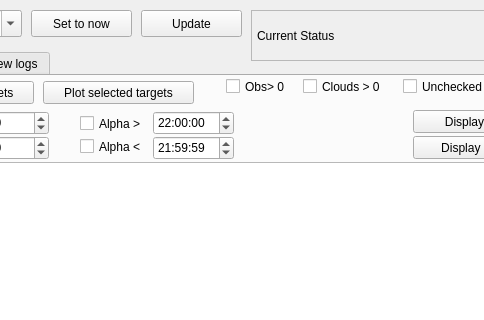
Qt form pouet/design.ui (vbonvin/POUET) before a commit; both pictures show x 289 to 773 and y 0 to 320 of the 1368 by 826 pixel window.
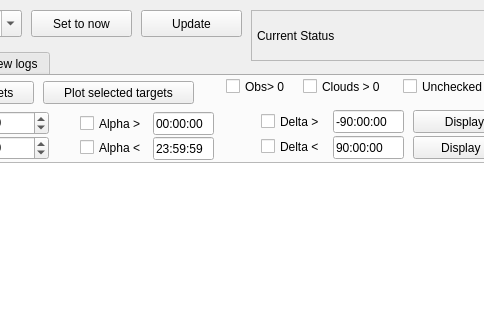
The same form after that commit.

Patch:
```diff
--- a/pouet/design.ui
+++ b/pouet/design.ui
@@ -482,72 +482,6 @@
       <string>Checked</string>
      </property>
     </widget>
-    <widget class="QTimeEdit" name="alphaMinObs">
-     <property name="geometry">
-      <rect>
-       <x>430</x>
-       <y>35</y>
-       <width>81</width>
-       <height>24</height>
-      </rect>
-     </property>
-     <property name="dateTime">
-      <datetime>
-       <hour>22</hour>
-       <minute>0</minute>
-       <second>0</second>
-       <year>1999</year>
-       <month>9</month>
-       <day>29</day>
-      </datetime>
-     </property>
-     <property name="maximumTime">
-      <time>
-       <hour>23</hour>
-       <minute>59</minute>
-       <second>59</second>
-      </time>
-     </property>
-     <property name="minimumTime">
-      <time>
-       <hour>0</hour>
-       <minute>0</minute>
-       <second>0</second>
-      </time>
-     </property>
-     <property name="displayFormat">
-      <string>hh:mm:ss</string>
-     </property>
-     <property name="timeSpec">
-      <enum>Qt::UTC</enum>
-     </property>
-    </widget>
-    <widget class="QTimeEdit" name="alphaMaxObs">
-     <property name="geometry">
-      <rect>
-       <x>430</x>
-       <y>60</y>
-       <width>81</width>
-       <height>24</height>
-      </rect>
-     </property>
-     <property name="dateTime">
-      <datetime>
-       <hour>21</hour>
-       <minute>59</minute>
-       <second>59</second>
-       <year>1999</year>
-       <month>8</month>
-       <day>30</day>
-      </datetime>
-     </property>
-     <property name="displayFormat">
-      <string>hh:mm:ss</string>
-     </property>
-     <property name="timeSpec">
-      <enum>Qt::UTC</enum>
-     </property>
-    </widget>
     <widget class="QCheckBox" name="toggleAlphaMinObs">
      <property name="geometry">
       <rect>
@@ -565,7 +499,7 @@
      <property name="geometry">
       <rect>
        <x>357</x>
-       <y>60</y>
+       <y>61</y>
        <width>71</width>
        <height>21</height>
       </rect>
@@ -574,6 +508,84 @@
       <string>Alpha &lt;</string>
      </property>
     </widget>
+    <widget class="QLineEdit" name="deltaMinObs">
+     <property name="geometry">
+      <rect>
+       <x>610</x>
+       <y>34</y>
+       <width>71</width>
+       <height>23</height>
+      </rect>
+     </property>
+     <property name="text">
+      <string>-90:00:00</string>
+     </property>
+    </widget>
+    <widget class="QLineEdit" name="deltaMaxObs">
+     <property name="geometry">
+      <rect>
+       <x>610</x>
+       <y>60</y>
+       <width>71</width>
+       <height>23</height>
+      </rect>
+     </property>
+     <property name="text">
+      <string>90:00:00</string>
+     </property>
+    </widget>
+    <widget class="QCheckBox" name="toggleDeltaMinObs">
+     <property name="geometry">
+      <rect>
+       <x>538</x>
+       <y>35</y>
+       <width>71</width>
+       <height>21</height>
+      </rect>
+     </property>
+     <property name="text">
+      <string>Delta &gt;</string>
+     </property>
+    </widget>
+    <widget class="QCheckBox" name="toggleDeltaMaxObs">
+     <property name="geometry">
+      <rect>
+       <x>538</x>
+       <y>60</y>
+       <width>71</width>
+       <height>21</height>
+      </rect>
+     </property>
+     <property name="text">
+      <string>Delta &lt;</string>
+     </property>
+    </widget>
+    <widget class="QLineEdit" name="alphaMinObs">
+     <property name="geometry">
+      <rect>
+       <x>430</x>
+       <y>36</y>
+       <width>61</width>
+       <height>23</height>
+      </rect>
+     </property>
+     <property name="text">
+      <string>00:00:00</string>
+     </property>
+    </widget>
+    <widget class="QLineEdit" name="alphaMaxObs">
+     <property name="geometry">
+      <rect>
+       <x>430</x>
+       <y>61</y>
+       <width>61</width>
+       <height>23</height>
+      </rect>
+     </property>
+     <property name="text">
+      <string>23:59:59</string>
+     </property>
+    </widget>
    </widget>
    <widget class="QWidget" name="weather">
     <attribute name="title">
```
